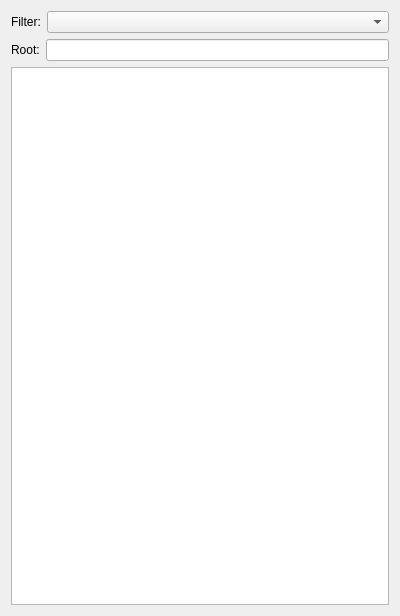
SamVanheer/HalfLifeAssetManager, file src/tools/hlam/ui/FileListPanel.ui: the form before one commit.
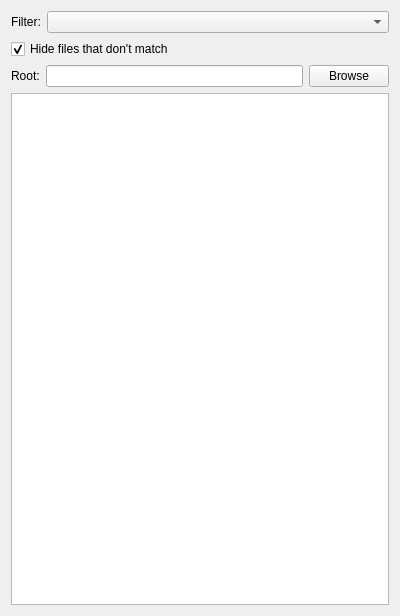
The form after the commit.

Commit message: Add checkbox to control whether filtered files are hidden or disabled in File List panel Add Browse button to change current root in File List panel Disable auto-sync with active game configuration in File List panel

Patch:
```diff
--- a/src/tools/hlam/ui/FileListPanel.ui
+++ b/src/tools/hlam/ui/FileListPanel.ui
@@ -34,6 +34,16 @@
      </item>
     </layout>
    </item>
+   <item>
+    <widget class="QCheckBox" name="HideFilesThatDontMatch">
+     <property name="text">
+      <string>Hide files that don't match</string>
+     </property>
+     <property name="checked">
+      <bool>true</bool>
+     </property>
+    </widget>
+   </item>
    <item>
     <layout class="QHBoxLayout" name="horizontalLayout_2">
      <property name="bottomMargin">
@@ -59,6 +69,19 @@
        </property>
       </widget>
      </item>
+     <item>
+      <widget class="QPushButton" name="BrowseRoot">
+       <property name="sizePolicy">
+        <sizepolicy hsizetype="Minimum" vsizetype="Fixed">
+         <horstretch>0</horstretch>
+         <verstretch>0</verstretch>
+        </sizepolicy>
+       </property>
+       <property name="text">
+        <string>Browse</string>
+       </property>
+      </widget>
+     </item>
     </layout>
    </item>
    <item>
```
The commit also changes 2 other files.
